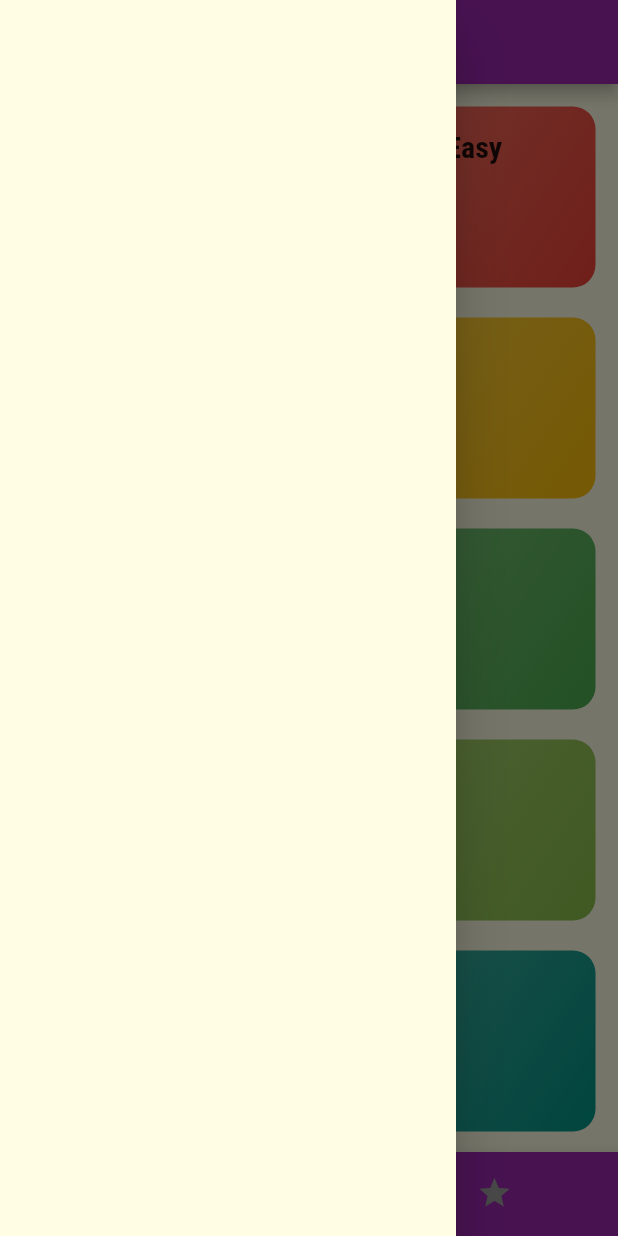
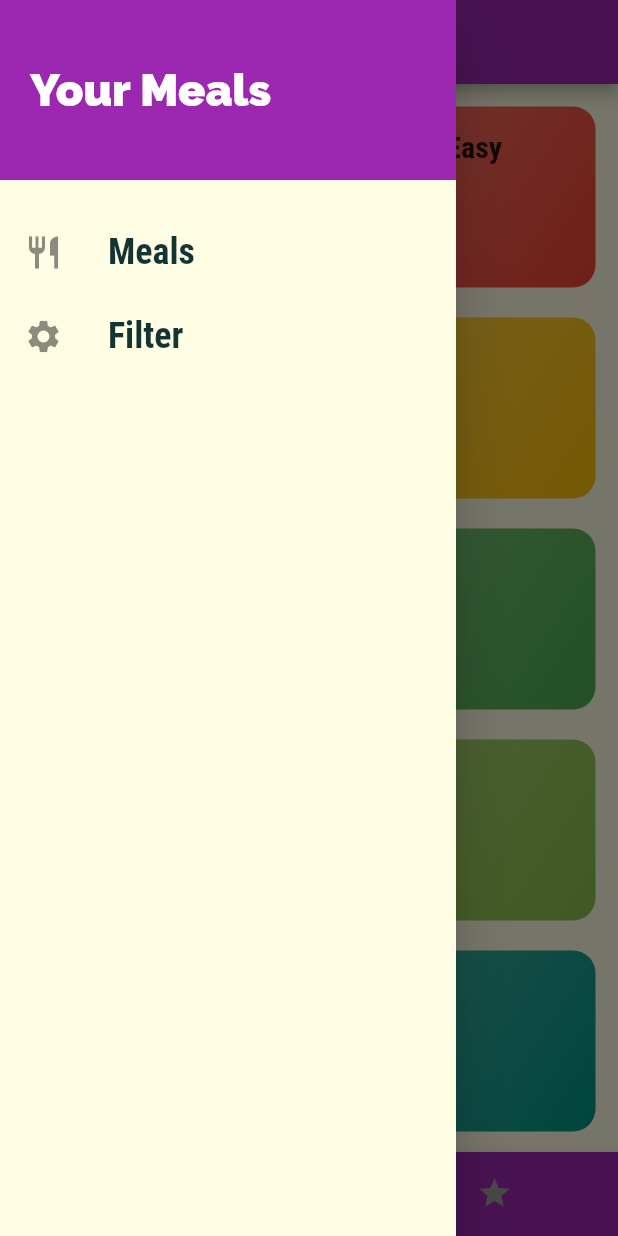
Before and after one commit to UT07/YourMeals, a Flutter app: the screen it shows after launch, with the side drawer open, on a phone screen of 412 x 824 dp. Run offline on Flutter 3.47's test engine with Material 2 defaults, Android fonts, the light colour scheme and no system bars.

Commit message:
Added a drop down menu for filters and meals

```diff
--- a/lib/main.dart
+++ b/lib/main.dart
@@ -1,4 +1,5 @@
 import 'package:flutter/material.dart';
+import 'package:your_meals/screens/filters_screen.dart';
 import 'package:your_meals/screens/meal_detail_screen.dart';
 import 'package:your_meals/screens/tabs_screen.dart';
 
@@ -34,9 +35,12 @@ class MyApp extends StatelessWidget {
             ),
       ),
       home: TabScreen(),
+
       routes: {
+        TabScreen.routeName: (ctx) => TabScreen(),
         MealDetailScreen.routeName: (ctx) => MealDetailScreen(),
         MealsScreen.routeName: (ctx) => MealsScreen(),
+        FilterScreen.routeName: (ctx) => FilterScreen(),
       },
       // onGenerateRoute: (settings) {
       //   print(settings.arguments);
--- /dev/null
+++ b/lib/screens/filters_screen.dart
@@ -0,0 +1,13 @@
+import 'package:flutter/material.dart';
+import 'package:your_meals/widgets/main_drawer.dart';
+
+class FilterScreen extends StatelessWidget {
+  static const routeName = '/filters';
+  @override
+  Widget build(BuildContext context) {
+    return Scaffold(
+        appBar: AppBar(title: Text('Filters')),
+        drawer: MainDrawer(),
+        body: Center(child: Text('Sike Nigga')));
+  }
+}
--- a/lib/screens/tabs_screen.dart
+++ b/lib/screens/tabs_screen.dart
@@ -1,8 +1,10 @@
 import 'package:flutter/material.dart';
 import 'package:your_meals/screens/categories_screen.dart';
 import 'package:your_meals/screens/favorites_screen.dart';
+import 'package:your_meals/widgets/main_drawer.dart';
 
 class TabScreen extends StatefulWidget {
+  static const routeName = '/tabs-screen';
   @override
   _TabScreenState createState() => _TabScreenState();
 }
@@ -25,7 +27,7 @@ class _TabScreenState extends State<TabScreen> {
       appBar: AppBar(
         title: Text(_pages[_selectedPageIndex]['title']),
       ),
-      drawer: Drawer(),
+      drawer: MainDrawer(),
       body: _pages[_selectedPageIndex]['page'],
       bottomNavigationBar: BottomNavigationBar(
         backgroundColor: Theme.of(context).accentColor,
--- a/lib/widgets/main_drawer.dart
+++ b/lib/widgets/main_drawer.dart
@@ -0,0 +1,63 @@
+import 'package:flutter/material.dart';
+import 'package:your_meals/screens/filters_screen.dart';
+import 'package:your_meals/screens/tabs_screen.dart';
+
+class MainDrawer extends StatelessWidget {
+  Widget buildListTile(String title, IconData icons, Function tapHandler) {
+    return ListTile(
+      leading: Icon(
+        icons,
+        size: 26,
+      ),
+      title: Text(
+        title,
+        style: TextStyle(
+            fontFamily: 'RobotoCondensed',
+            fontSize: 24,
+            fontWeight: FontWeight.bold),
+      ),
+      onTap: tapHandler,
+    );
+  }
+
+  @override
+  Widget build(BuildContext context) {
+    return Drawer(
+      child: Column(
+        children: [
+          Container(
+            height: 120,
+            width: double.infinity,
+            padding: EdgeInsets.all(20),
+            alignment: Alignment.centerLeft,
+            color: Theme.of(context).primaryColor,
+            child: Text(
+              'Your Meals',
+              style: TextStyle(
+                  fontWeight: FontWeight.w900,
+                  fontSize: 30,
+                  color: Colors.white),
+            ),
+          ),
+          SizedBox(
+            height: 20,
+          ),
+          buildListTile(
+            'Meals',
+            Icons.restaurant,
+            () {
+              Navigator.of(context).pushNamed(TabScreen.routeName);
+            },
+          ),
+          buildListTile(
+            'Filter',
+            Icons.settings,
+            () {
+              Navigator.of(context).pushNamed(FilterScreen.routeName);
+            },
+          ),
+        ],
+      ),
+    );
+  }
+}
```
